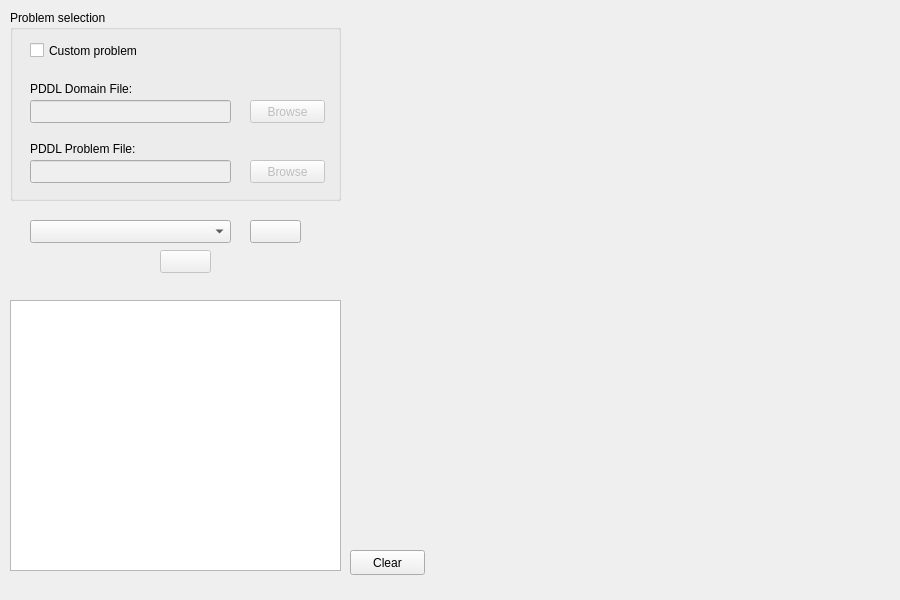
This is KAVI/forms/PlanningDialog.ui in xuanjianwu/KAVI as Qt 5 draws it before an edit. The edited form follows.
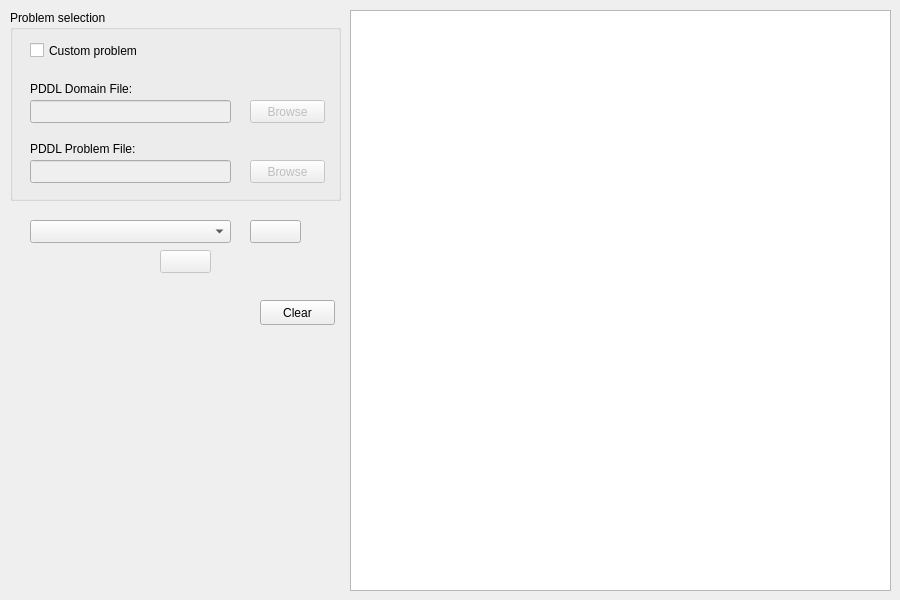
This is the edited form. Icons and pictures are not drawn.

Commit message: can show planner report in PlanningDialog

What changed in the file:
```diff
--- a/KAVI/forms/PlanningDialog.ui
+++ b/KAVI/forms/PlanningDialog.ui
@@ -225,8 +225,8 @@
   <widget class="QPushButton" name="clearOutput">
    <property name="geometry">
     <rect>
-     <x>350</x>
-     <y>550</y>
+     <x>260</x>
+     <y>300</y>
      <width>75</width>
      <height>25</height>
     </rect>
@@ -238,10 +238,10 @@
   <widget class="QTextEdit" name="plannerOutput">
    <property name="geometry">
     <rect>
-     <x>10</x>
-     <y>300</y>
-     <width>331</width>
-     <height>271</height>
+     <x>350</x>
+     <y>10</y>
+     <width>541</width>
+     <height>581</height>
     </rect>
    </property>
   </widget>
```
The commit also changes 7 other files.
